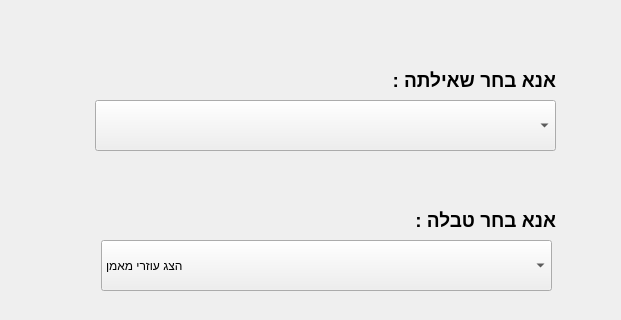
First picture: the form in BasketBallSystem/mainwindow.ui, repository ohadharel1/BasketBallSystem, before the edit; both pictures show x 659 to 1280 and y 0 to 320 of the 1280 by 800 pixel window.
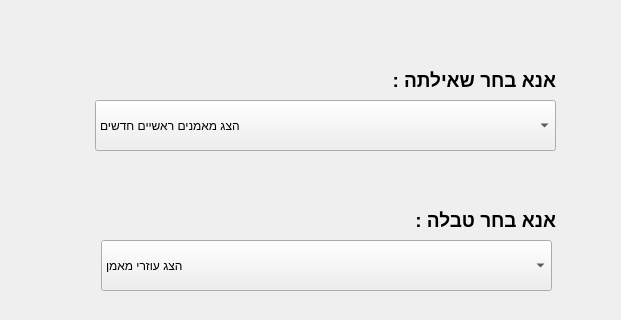
Second picture: the form after the edit. The open tabs and pages were chosen to show the change. Icons and pictures are not drawn.

The edit to the form file:
```diff
--- a/BasketBallSystem/mainwindow.ui
+++ b/BasketBallSystem/mainwindow.ui
@@ -966,11 +966,6 @@
         <height>51</height>
        </rect>
       </property>
-      <item>
-       <property name="text">
-        <string/>
-       </property>
-      </item>
       <item>
        <property name="text">
         <string>הצג מאמנים ראשיים חדשים</string>
```
Left out of the diff: 2 changed lines with no effect on the pictures.
